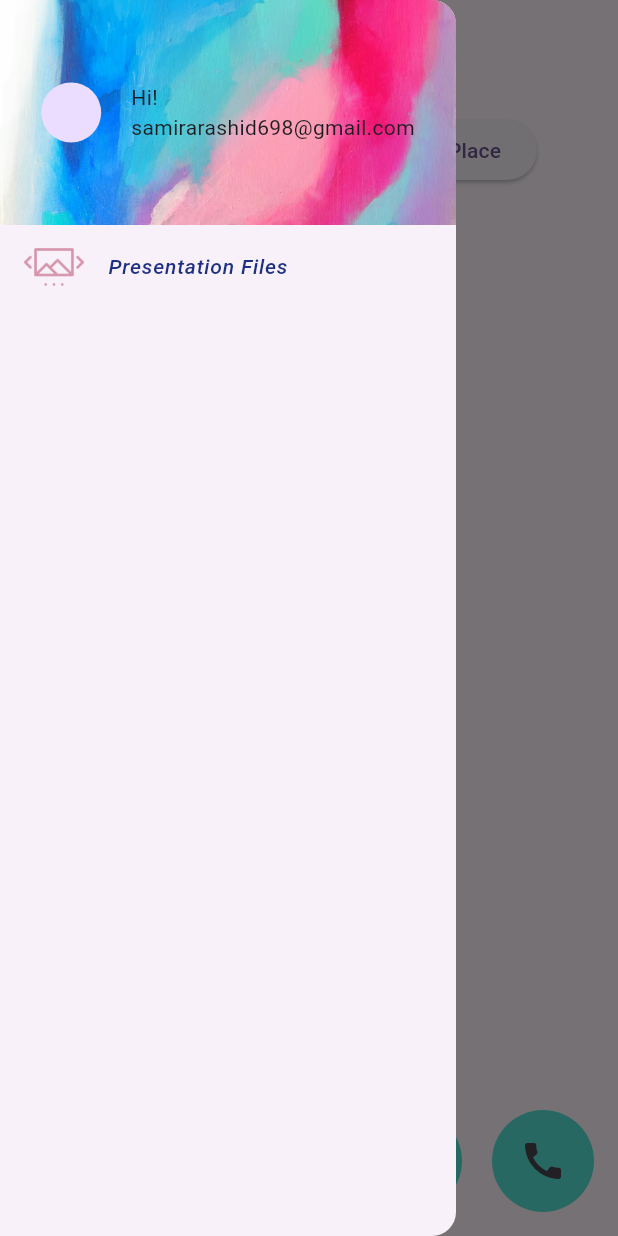
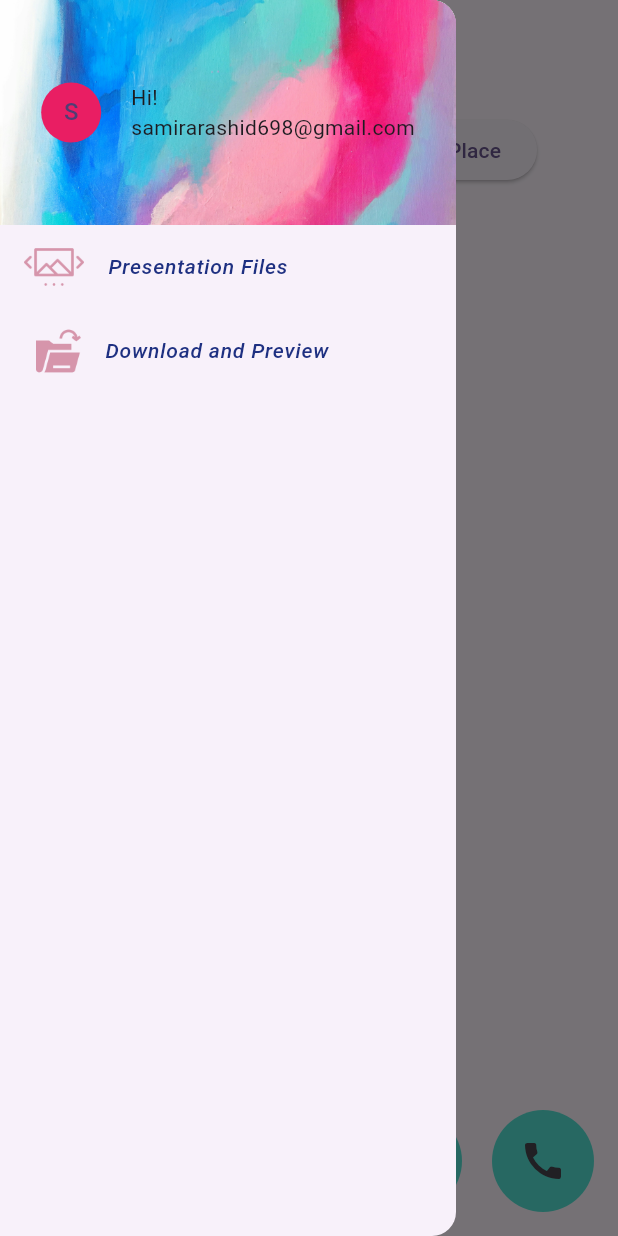
Before and after one commit to SamiraRa/Flutter-r-d, a Flutter app: the screen it shows after launch, with the side drawer open, on a phone screen of 412 x 824 dp. Run offline on Flutter 3.47's test engine with Material 3 defaults, Android fonts, the phone set to English and light mode, and no system bars; our stand-ins replace fluttertoast, geocoding, location, objectbox; missing offline and left inert: external_app_launcher; generated files the repository leaves out were written again.

Commit message:
open and download file n flutter

```diff
--- a/flutter_object_box/lib/view/home_page.dart
+++ b/flutter_object_box/lib/view/home_page.dart
@@ -4,6 +4,7 @@ import 'package:external_app_launcher/external_app_launcher.dart';
 import 'package:flutter/material.dart';
 import 'package:flutter_object_box/controller/global_data.dart';
 import 'package:flutter_object_box/model/user_model.dart';
+import 'package:flutter_object_box/view/download_and_preview.dart';
 import 'package:flutter_object_box/view/ppt_view.dart';
 import 'package:flutter_object_box/view/show_material_banner.dart';
 import 'package:flutter_object_box/widget/floating_action_button_widget.dart';
@@ -53,17 +54,20 @@ class _HomePageState extends State<HomePage> {
           children: [
             Container(
               height: 150,
-              decoration: BoxDecoration(
+              decoration: const BoxDecoration(
                 image: DecorationImage(
                     image: AssetImage(
                       "assets/images/textures_patterns.jpg",
                     ),
                     fit: BoxFit.cover),
               ),
-              child: Row(
+              child: const Row(
                 mainAxisAlignment: MainAxisAlignment.center,
                 children: [
-                  CircleAvatar(),
+                  CircleAvatar(
+                    backgroundColor: Colors.pink,
+                    child: Text("S"),
+                  ),
                   SizedBox(
                     width: 20,
                   ),
@@ -77,7 +81,7 @@ class _HomePageState extends State<HomePage> {
             ),
             ListTile(
               onTap: () {
-                Navigator.push(context, MaterialPageRoute(builder: (context) => PptView()));
+                Navigator.push(context, MaterialPageRoute(builder: (context) => const PptView()));
               },
               leading: Image.asset(
                 "assets/images/slide.png",
@@ -85,7 +89,7 @@ class _HomePageState extends State<HomePage> {
                 width: 40,
                 color: const Color.fromARGB(255, 214, 149, 171),
               ),
-              title: Text(
+              title: const Text(
                 "Presentation Files",
                 style: TextStyle(
                     fontSize: 14,
@@ -93,7 +97,29 @@ class _HomePageState extends State<HomePage> {
                     fontWeight: FontWeight.w500,
                     fontStyle: FontStyle.italic),
               ),
-            )
+            ),
+            ListTile(
+              onTap: () {
+                Navigator.push(context, MaterialPageRoute(builder: (context) => const DownloadAndPreview()));
+              },
+              leading: Padding(
+                padding: const EdgeInsets.fromLTRB(8, 0, 0, 0),
+                child: Image.asset(
+                  "assets/icons/open.png",
+                  height: 30,
+                  width: 30,
+                  color: const Color.fromARGB(255, 214, 149, 171),
+                ),
+              ),
+              title: const Text(
+                "Download and Preview",
+                style: TextStyle(
+                    fontSize: 14,
+                    color: Color.fromARGB(255, 30, 48, 129),
+                    fontWeight: FontWeight.w500,
+                    fontStyle: FontStyle.italic),
+              ),
+            ),
           ],
         ),
       ),
--- a/flutter_object_box/lib/view/show_material_banner.dart
+++ b/flutter_object_box/lib/view/show_material_banner.dart
@@ -18,7 +18,7 @@ class _ShowMaterialBannerState extends State<ShowMaterialBanner> {
   Widget build(BuildContext context) {
     return WillPopScope(
       onWillPop: () async {
-        ScaffoldMessenger.of(context).hideCurrentMaterialBanner();
+        ScaffoldMessenger.of(context).clearMaterialBanners();
         await Future.delayed(Duration(milliseconds: 100));
 
         Navigator.of(context).pop();
--- a/flutter_object_box/pubspec.yaml
+++ b/flutter_object_box/pubspec.yaml
@@ -72,7 +72,7 @@ flutter:
   # To add assets to your application, add an assets section, like this:
   assets:
     - assets/images/
-  #   - images/a_dot_ham.jpeg
+    - assets/icons/
 
   # An image asset can refer to one or more resolution-specific "variants", see
   # https://flutter.dev/assets-and-images/#resolution-aware
```
Also changed, not shown: flutter_object_box/lib/view/download_and_preview.dart (added, +51 -0 lines), flutter_object_box/assets/icons/open.png (added).
